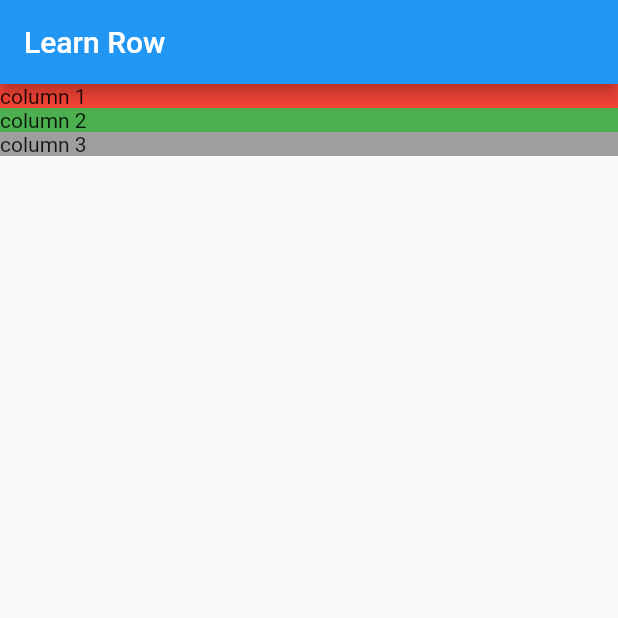
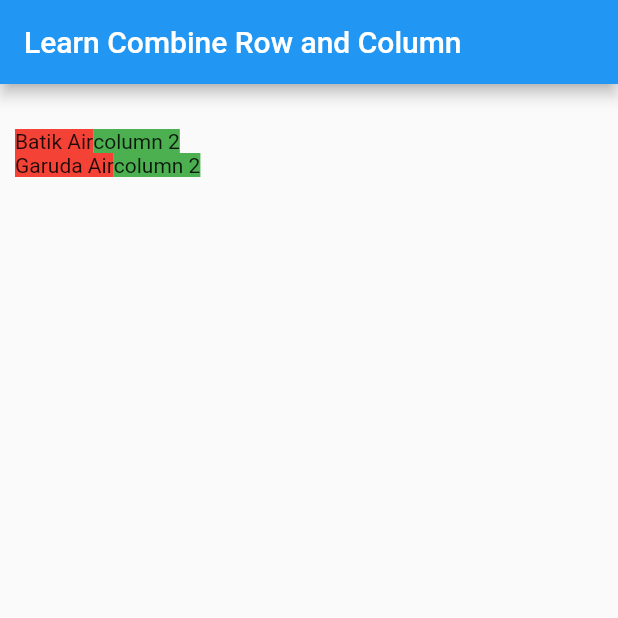
Before and after one commit to alfirajessica/UI_dart, a Flutter app: the screen it shows after launch, on a phone screen of 412 x 824 dp, the top half of it. Run offline on Flutter 3.47's test engine with Material 2 defaults, Android fonts, the phone set to English and light mode, and no system bars.

Commit message:
combine row and column

```diff
--- a/lib/app_screens/Columnscreen.dart
+++ b/lib/app_screens/Columnscreen.dart
@@ -7,7 +7,7 @@ class Columnscreen extends StatelessWidget {
   Widget build(BuildContext context) {
     return Scaffold(
       appBar: AppBar(
-        title: Text('Learn Row'),
+        title: Text('Learn Column'),
       ),
       body: Column(
         mainAxisAlignment: MainAxisAlignment.start,
--- /dev/null
+++ b/lib/app_screens/Combinerowcol.dart
@@ -0,0 +1,45 @@
+import 'package:flutter/material.dart';
+
+//-------------------Column------------------------------
+class Combinerowcol extends StatelessWidget {
+  // This widget is the root of your application.
+  @override
+  Widget build(BuildContext context) {
+    return Scaffold(
+      appBar: AppBar(
+        title: Text('Learn Combine Row and Column'),
+      ),
+      body: Container(
+        padding: EdgeInsets.only(left: 10, top: 30),
+        child: Column(
+          children: <Widget>[
+            Row(
+              children: <Widget>[
+                Container(
+                  decoration: BoxDecoration(color: Colors.red),
+                  child: Text("Batik Air"),
+                ),
+                Container(
+                  decoration: BoxDecoration(color: Colors.green),
+                  child: Text('column 2'),
+                ),
+              ],
+            ),
+            Row(
+              children: <Widget>[
+                Container(
+                  decoration: BoxDecoration(color: Colors.red),
+                  child: Text("Garuda Air"),
+                ),
+                Container(
+                  decoration: BoxDecoration(color: Colors.green),
+                  child: Text('column 2'),
+                ),
+              ],
+            ),
+          ],
+        ),
+      ),
+    );
+  }
+}
--- a/lib/main.dart
+++ b/lib/main.dart
@@ -2,6 +2,7 @@ import 'package:flutter/material.dart';
 import 'package:ui_dart/app_screens/Firstscreen.dart';
 import 'package:ui_dart/app_screens/Rowscreen.dart';
 import 'package:ui_dart/app_screens/Columnscreen.dart';
+import 'package:ui_dart/app_screens/Combinerowcol.dart';
 
 void main() {
   runApp(MyFlutterApp());
@@ -48,7 +49,7 @@ class MyFlutterApp extends StatelessWidget {
       debugShowCheckedModeBanner: false, //menghilangkan banner debug
       title: 'My Flutter App',
       home: Scaffold(
-        body: Columnscreen(), //isi,
+        body: Combinerowcol(), //isi,
       ),
     );
   }
```
